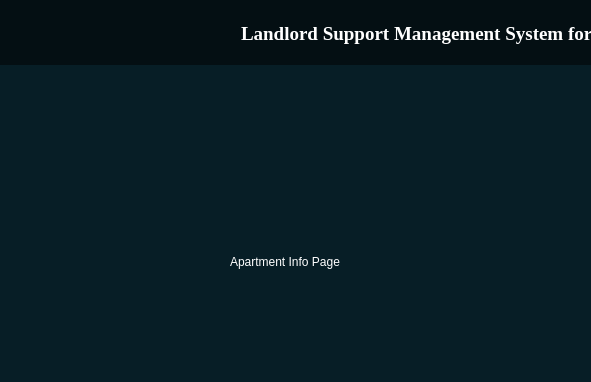
The window that interface.ui (lalalance12/Landlord-Support-Management-System) describes before a commit, drawn with Qt 5; both pictures show x 247 to 838 and y 0 to 382 of the 1107 by 574 pixel window.
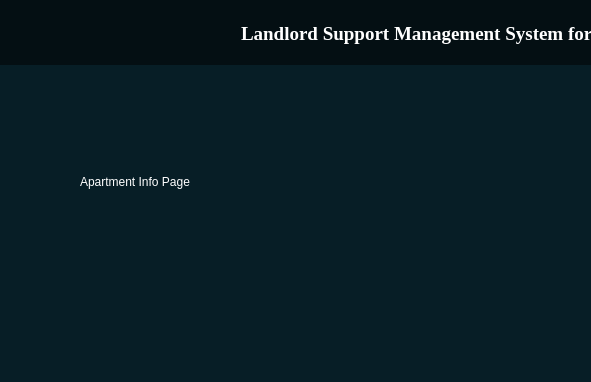
The same window after the commit. The open tabs and pages were chosen to show the change. Icons and pictures are not drawn.

```diff
--- a/interface.ui
+++ b/interface.ui
@@ -577,8 +577,8 @@
              <widget class="QLabel" name="label_4">
               <property name="geometry">
                <rect>
-                <x>250</x>
-                <y>180</y>
+                <x>100</x>
+                <y>100</y>
                 <width>281</width>
                 <height>16</height>
                </rect>
```
Left out of the diff: 2 changed lines with no effect on the pictures.
